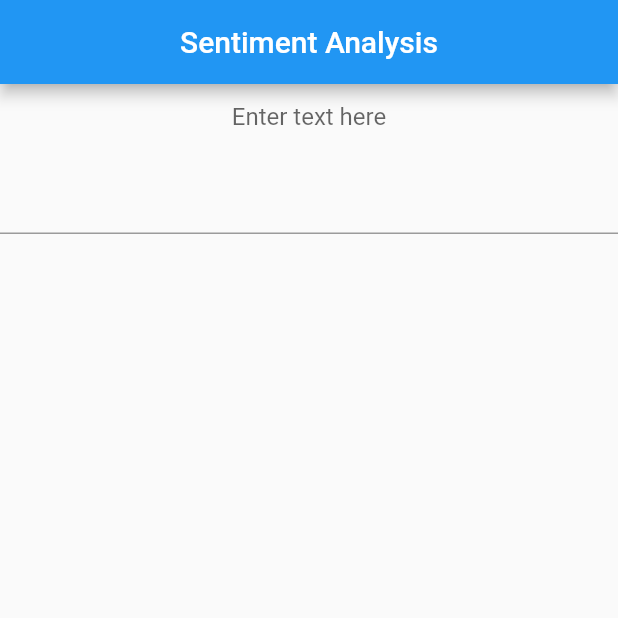
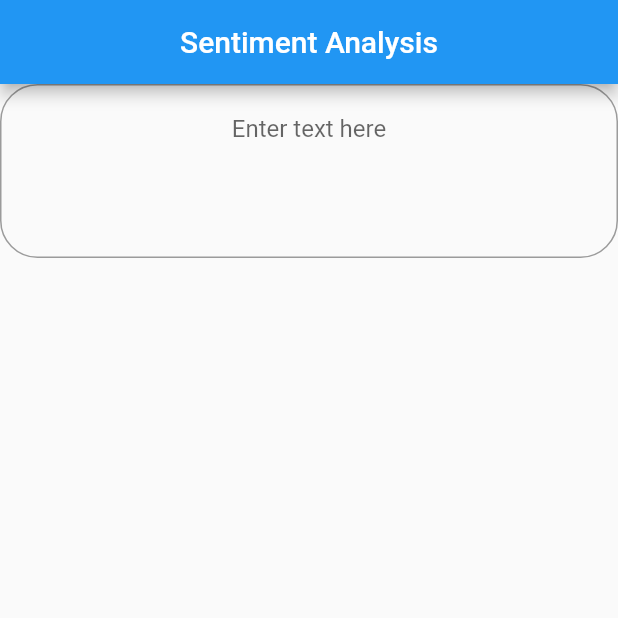
Before and after one commit to Aaq007/sentiment-analysis-app, a Flutter app: the screen it shows after launch, on a phone screen of 412 x 824 dp, the top half of it. Run offline on Flutter 3.47's test engine with Material 2 defaults, Android fonts, the light colour scheme and no system bars.

Commit message:
Added textfield border

```diff
--- a/lib/home_page.dart
+++ b/lib/home_page.dart
@@ -1,4 +1,5 @@
 import 'package:flutter/material.dart';
+import 'package:flutter/painting.dart';
 
 class HomePage extends StatefulWidget {
   const HomePage({Key? key}) : super(key: key);
@@ -24,6 +25,9 @@ class _HomePageState extends State<HomePage> {
             decoration: InputDecoration(
               hintText: 'Enter text here',
               alignLabelWithHint: true,
+              border: OutlineInputBorder(
+                borderRadius: BorderRadius.all(Radius.circular(25.0)),
+              ),
               // labelText: 'Text',
             ),
           )
```
